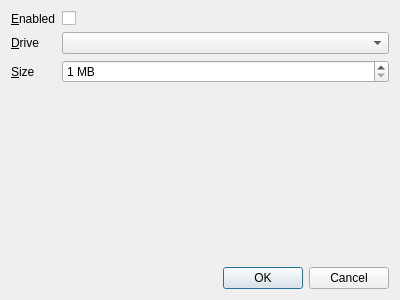
martin-kudlicka/ram-disk, file source/diskdialog.ui: the form before one commit.
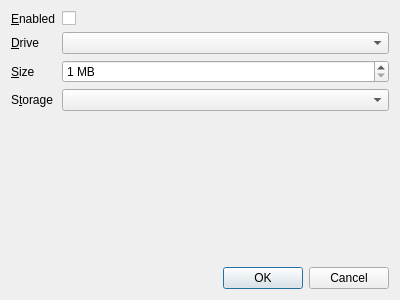
The form after the commit.

Commit message: + WinSpd storage project base

```diff
--- a/source/diskdialog.ui
+++ b/source/diskdialog.ui
@@ -69,6 +69,19 @@
        </property>
       </widget>
      </item>
+     <item row="3" column="0">
+      <widget class="QLabel" name="label_4">
+       <property name="text">
+        <string>S&amp;torage</string>
+       </property>
+       <property name="buddy">
+        <cstring>storage</cstring>
+       </property>
+      </widget>
+     </item>
+     <item row="3" column="1">
+      <widget class="QComboBox" name="storage"/>
+     </item>
     </layout>
    </item>
    <item>
```
The commit also changes 16 other files.
